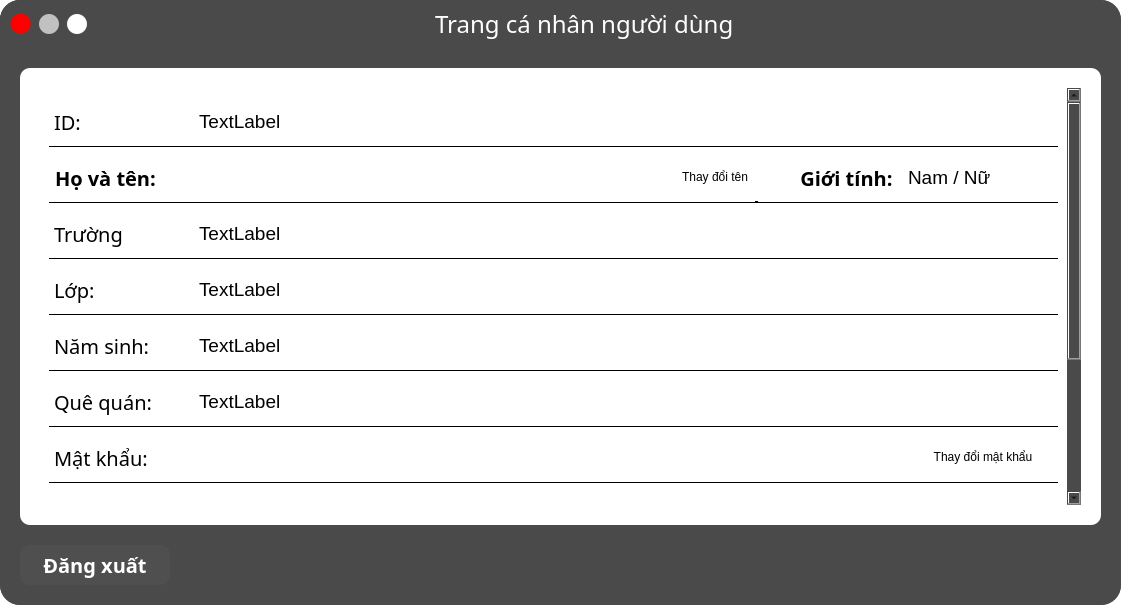
First picture: the form in UI_Files/profile_form.ui, repository hoangm960/Astraea, before the edit.
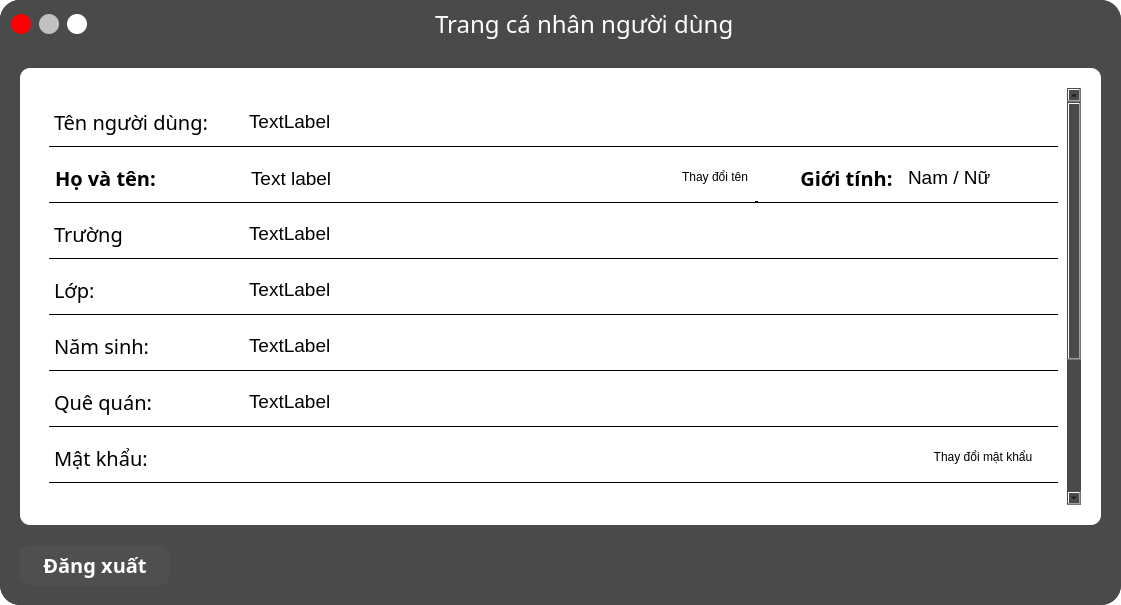
Second picture: the form after the edit. Icons and pictures are not drawn.

What changed in the file:
```diff
--- a/UI_Files/profile_form.ui
+++ b/UI_Files/profile_form.ui
@@ -294,7 +294,7 @@
           <property name="geometry">
            <rect>
             <x>0</x>
-            <y>-151</y>
+            <y>-211</y>
             <width>1024</width>
             <height>628</height>
            </rect>
@@ -344,13 +344,13 @@
                <widget class="QLabel" name="label_6">
                 <property name="minimumSize">
                  <size>
-                  <width>150</width>
+                  <width>200</width>
                   <height>50</height>
                  </size>
                 </property>
                 <property name="maximumSize">
                  <size>
-                  <width>150</width>
+                  <width>200</width>
                   <height>50</height>
                  </size>
                 </property>
@@ -361,7 +361,10 @@
                  </font>
                 </property>
                 <property name="text">
-                 <string>ID:</string>
+                 <string>Tên người dùng:</string>
+                </property>
+                <property name="wordWrap">
+                 <bool>false</bool>
                 </property>
                </widget>
               </item>
@@ -453,13 +456,13 @@
                <widget class="QLabel" name="Name">
                 <property name="minimumSize">
                  <size>
-                  <width>140</width>
+                  <width>200</width>
                   <height>50</height>
                  </size>
                 </property>
                 <property name="maximumSize">
                  <size>
-                  <width>150</width>
+                  <width>200</width>
                   <height>50</height>
                  </size>
                 </property>
@@ -476,7 +479,7 @@
                 </property>
                </widget>
               </item>
-              <item alignment="Qt::AlignHCenter">
+              <item>
                <widget class="QLineEdit" name="NameBox">
                 <property name="minimumSize">
                  <size>
@@ -500,6 +503,9 @@
                  <string notr="true">background: transparent;
 border:none;</string>
                 </property>
+                <property name="text">
+                 <string>Text label</string>
+                </property>
                 <property name="readOnly">
                  <bool>true</bool>
                 </property>
@@ -684,13 +690,13 @@
                <widget class="QLabel" name="label_3">
                 <property name="minimumSize">
                  <size>
-                  <width>150</width>
+                  <width>200</width>
                   <height>50</height>
                  </size>
                 </property>
                 <property name="maximumSize">
                  <size>
-                  <width>150</width>
+                  <width>200</width>
                   <height>50</height>
                  </size>
                 </property>
@@ -787,13 +793,13 @@
                <widget class="QLabel" name="label_2">
                 <property name="minimumSize">
                  <size>
-                  <width>150</width>
+                  <width>200</width>
                   <height>50</height>
                  </size>
                 </property>
                 <property name="maximumSize">
                  <size>
-                  <width>150</width>
+                  <width>200</width>
                   <height>50</height>
                  </size>
                 </property>
@@ -890,13 +896,13 @@
                <widget class="QLabel" name="label_Birth">
                 <property name="minimumSize">
                  <size>
-                  <width>150</width>
+                  <width>200</width>
                   <height>50</height>
                  </size>
                 </property>
                 <property name="maximumSize">
                  <size>
-                  <width>150</width>
+                  <width>200</width>
                   <height>50</height>
                  </size>
                 </property>
@@ -993,13 +999,13 @@
                <widget class="QLabel" name="label_country">
                 <property name="minimumSize">
                  <size>
-                  <width>150</width>
+                  <width>200</width>
                   <height>50</height>
                  </size>
                 </property>
                 <property name="maximumSize">
                  <size>
-                  <width>150</width>
+                  <width>200</width>
                   <height>50</height>
                  </size>
                 </property>
@@ -1102,13 +1108,13 @@
                <widget class="QLabel" name="label_Pass">
                 <property name="minimumSize">
                  <size>
-                  <width>140</width>
+                  <width>200</width>
                   <height>50</height>
                  </size>
                 </property>
                 <property name="maximumSize">
                  <size>
-                  <width>140</width>
+                  <width>200</width>
                   <height>50</height>
                  </size>
                 </property>
```
Left out of the diff: 4 changed lines with no effect on the pictures.
